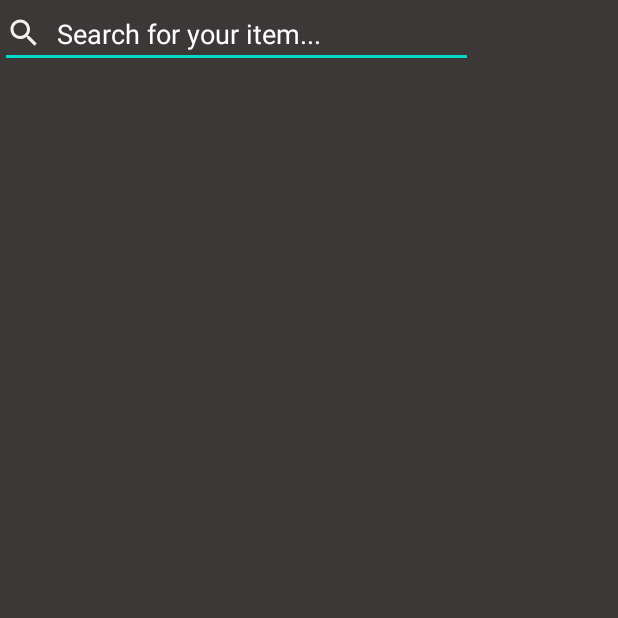
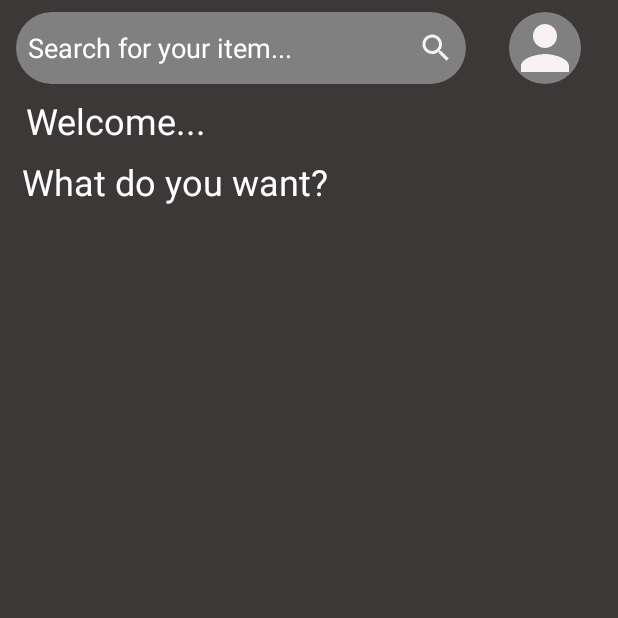
Before and after one commit to atishay-atj/MC-project, an Android app: the fragment HomeFragment shown on its own in the app's theme, on a phone screen of 412 x 824 dp, the top half of it. Run offline under Robolectric (Android 15) with nearby library versions, the phone set to English and light mode, and no system bars; Roboto replaces fonts that are not available here.

Commit message:
food app project second commit

```diff
--- a/app/src/main/AndroidManifest.xml
+++ b/app/src/main/AndroidManifest.xml
@@ -13,13 +13,13 @@
         tools:targetApi="31">
         <activity
             android:name=".activities.LoginActivity"
-            android:exported="false" />
+            android:exported="true" />
         <activity
             android:name=".activities.RegisterActivity"
-            android:exported="false" />
+            android:exported="true" />
         <activity
             android:name=".activities.WelcomeActivity"
-            android:exported="false">
+            android:exported="true">
             <intent-filter>
                 <action android:name="android.intent.action.MAIN" />
 
--- a/app/src/main/java/com/example/myapplication/activities/LoginActivity.java
+++ b/app/src/main/java/com/example/myapplication/activities/LoginActivity.java
@@ -16,7 +16,7 @@ public class LoginActivity extends AppCompatActivity {
     protected void onCreate(Bundle savedInstanceState) {
         super.onCreate(savedInstanceState);
         setContentView(R.layout.activity_login);
-        requestWindowFeature(Window.FEATURE_NO_TITLE);
+//        requestWindowFeature(Window.FEATURE_NO_TITLE);
         this.getWindow().setFlags(WindowManager.LayoutParams.FLAG_FULLSCREEN,WindowManager.LayoutParams.FLAG_FULLSCREEN);
 
 
@@ -24,6 +24,7 @@ public class LoginActivity extends AppCompatActivity {
         t1.setOnClickListener(view->{
             Intent intent = new Intent(this, RegisterActivity.class);
             startActivity(intent);
+
         });
     }
 }
--- a/app/src/main/java/com/example/myapplication/activities/RegisterActivity.java
+++ b/app/src/main/java/com/example/myapplication/activities/RegisterActivity.java
@@ -17,7 +17,7 @@ public class RegisterActivity extends AppCompatActivity {
     protected void onCreate(Bundle savedInstanceState) {
         super.onCreate(savedInstanceState);
         setContentView(R.layout.activity_register);
-        requestWindowFeature(Window.FEATURE_NO_TITLE);
+//        requestWindowFeature(Window.FEATURE_NO_TITLE);
         this.getWindow().setFlags(WindowManager.LayoutParams.FLAG_FULLSCREEN,WindowManager.LayoutParams.FLAG_FULLSCREEN);
 
 
--- a/app/src/main/java/com/example/myapplication/activities/WelcomeActivity.java
+++ b/app/src/main/java/com/example/myapplication/activities/WelcomeActivity.java
@@ -18,7 +18,7 @@ public class WelcomeActivity extends AppCompatActivity {
     @Override
     protected void onCreate(Bundle savedInstanceState) {
         super.onCreate(savedInstanceState);
-        requestWindowFeature(Window.FEATURE_NO_TITLE);
+//        requestWindowFeature(Window.FEATURE_NO_TITLE);
         this.getWindow().setFlags(WindowManager.LayoutParams.FLAG_FULLSCREEN,WindowManager.LayoutParams.FLAG_FULLSCREEN);
         setContentView(R.layout.activity_welcome);
 
--- a/app/src/main/java/com/example/myapplication/ui/home/HomeFragment.java
+++ b/app/src/main/java/com/example/myapplication/ui/home/HomeFragment.java
@@ -24,8 +24,8 @@ public class HomeFragment extends Fragment {
         binding = FragmentHomeBinding.inflate(inflater, container, false);
         View root = binding.getRoot();
 
-        final TextView textView = binding.textHome;
-        homeViewModel.getText().observe(getViewLifecycleOwner(), textView::setText);
+//        final TextView textView = binding.textHome;
+//        homeViewModel.getText().observe(getViewLifecycleOwner(), textView::setText);
         return root;
     }
 
--- /dev/null
+++ b/app/src/main/res/drawable/person.xml
@@ -0,0 +1,5 @@
+<vector android:height="24dp" android:tint="#F8F1F1"
+    android:viewportHeight="24" android:viewportWidth="24"
+    android:width="24dp" xmlns:android="http://schemas.android.com/apk/res/android">
+    <path android:fillColor="@android:color/white" android:pathData="M12,12c2.21,0 4,-1.79 4,-4s-1.79,-4 -4,-4 -4,1.79 -4,4 1.79,4 4,4zM12,14c-2.67,0 -8,1.34 -8,4v2h16v-2c0,-2.66 -5.33,-4 -8,-4z"/>
+</vector>
--- a/app/src/main/res/drawable/search_background.xml
+++ b/app/src/main/res/drawable/search_background.xml
@@ -1,6 +1,6 @@
 <?xml version="1.0" encoding="utf-8"?>
 <shape xmlns:android="http://schemas.android.com/apk/res/android">
-    <solid android:color="#575454"/>
+    <solid android:color="#808080"/>
     <corners android:radius="50dp"></corners>
 
 </shape>
--- a/app/src/main/res/layout/fragment_home.xml
+++ b/app/src/main/res/layout/fragment_home.xml
@@ -11,16 +11,66 @@
         android:layout_width="match_parent"
         android:layout_height="wrap_content">
 
+
         <EditText
             android:id="@+id/editTextTextPersonName4"
-            android:layout_width="315dp"
-            android:layout_height="wrap_content"
-            android:bakground="@drawable/search_background"
-            android:drawableLeft="@drawable/baseline_search_24"
-            android:drawablePadding="10dp"
+            android:layout_width="300dp"
+            android:layout_height="48dp"
+            android:layout_margin="8sp"
+            android:background="@drawable/search_background"
+            android:drawableRight="@drawable/baseline_search_24"
             android:ems="10"
             android:hint="@string/search"
             android:inputType="textPersonName"
-            android:textColorHint="@color/white" />
+            android:padding="8sp"
+            android:textColor="@color/white"
+            android:textColorHint="@color/white"
+            app:layout_constraintEnd_toEndOf="parent"
+            app:layout_constraintHorizontal_bias="0.027"
+            app:layout_constraintStart_toStartOf="parent"
+            app:layout_constraintTop_toTopOf="parent" />
+
+        <ImageView
+            android:layout_width="48dp"
+            android:layout_height="48dp"
+
+
+            android:layout_marginTop="8dp"
+            android:src="@drawable/person"
+            android:background="@drawable/search_background"
+            app:layout_constraintEnd_toEndOf="parent"
+            app:layout_constraintHorizontal_bias="0.932"
+            app:layout_constraintStart_toStartOf="parent"
+            app:layout_constraintTop_toTopOf="parent" />
+
+        <TextView
+            android:id="@+id/textView10"
+            android:layout_width="wrap_content"
+            android:layout_height="wrap_content"
+            android:layout_margin="8sp"
+            android:layout_marginTop="12dp"
+            android:text="@string/hey"
+            android:textColor="@color/white"
+            android:textSize="24sp"
+            app:layout_constraintEnd_toEndOf="parent"
+            app:layout_constraintHorizontal_bias="0.035"
+            app:layout_constraintStart_toStartOf="parent"
+            app:layout_constraintTop_toBottomOf="@+id/editTextTextPersonName4" />
+
+        <TextView
+            android:id="@+id/textView13"
+            android:layout_width="wrap_content"
+            android:layout_height="wrap_content"
+            android:layout_margin="8sp"
+            android:layout_marginTop="8dp"
+            android:text="@string/what"
+            android:textColor="@color/white"
+            android:textSize="24sp"
+            app:layout_constraintEnd_toEndOf="parent"
+            app:layout_constraintHorizontal_bias="0.035"
+            app:layout_constraintStart_toStartOf="parent"
+            app:layout_constraintTop_toBottomOf="@+id/textView10" />
+
+
     </androidx.constraintlayout.widget.ConstraintLayout>
 </androidx.core.widget.NestedScrollView>
--- a/app/src/main/res/values/strings.xml
+++ b/app/src/main/res/values/strings.xml
@@ -20,4 +20,6 @@
     <string name="ForgetPassword">Forget Password?</string>
     <string name="noAccount">Don\'t Have An Account?</string>
     <string name="search">Search for your item...</string>
+    <string name="hey">Welcome...</string>
+    <string name="what">What do you want?</string>
 </resources>
```
